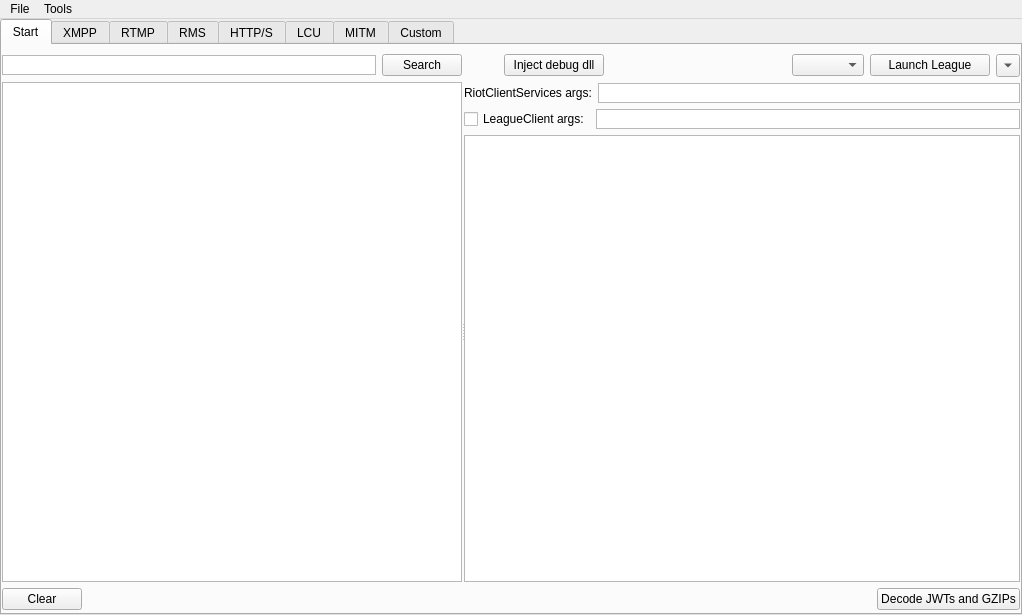
Qt form LeagueClientDebugger/LeagueClientDebugger.ui (KebsCS/LeagueClientDebugger) before a commit.
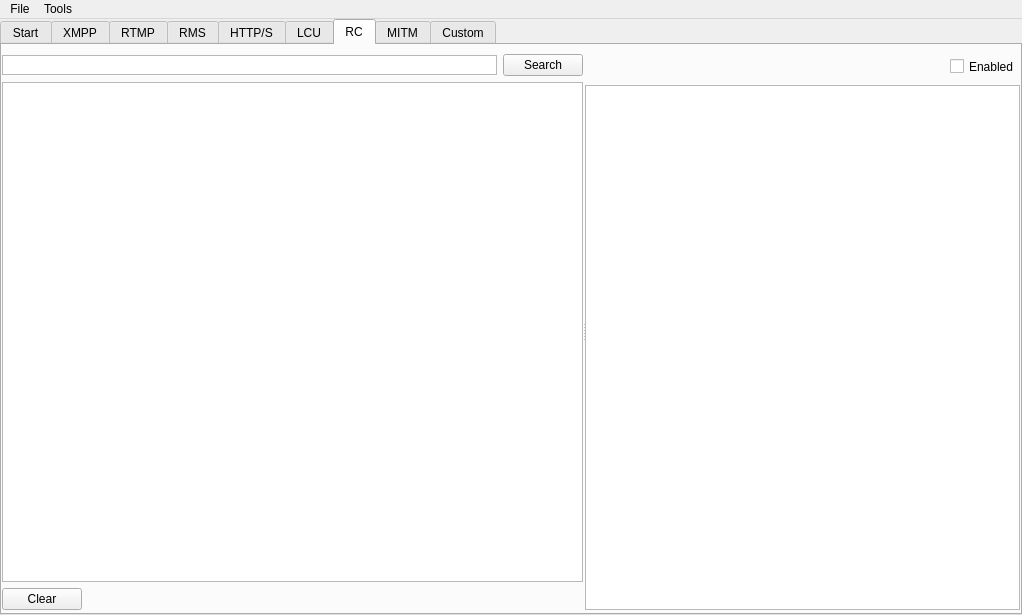
The same form after that commit. The open tabs and pages were chosen to show the change.

Commit message: riot client websocket, lor http proxies, bugfixes

```diff
--- a/LeagueClientDebugger/LeagueClientDebugger.ui
+++ b/LeagueClientDebugger/LeagueClientDebugger.ui
@@ -1465,6 +1465,190 @@
         </item>
        </layout>
       </widget>
+      <widget class="QWidget" name="tab_rc">
+       <attribute name="title">
+        <string>RC</string>
+       </attribute>
+       <layout class="QHBoxLayout" name="horizontalLayout_31" stretch="0">
+        <property name="spacing">
+         <number>6</number>
+        </property>
+        <property name="leftMargin">
+         <number>0</number>
+        </property>
+        <property name="topMargin">
+         <number>3</number>
+        </property>
+        <property name="rightMargin">
+         <number>0</number>
+        </property>
+        <property name="bottomMargin">
+         <number>0</number>
+        </property>
+        <item>
+         <widget class="QSplitter" name="rcSplitter">
+          <property name="orientation">
+           <enum>Qt::Horizontal</enum>
+          </property>
+          <property name="handleWidth">
+           <number>2</number>
+          </property>
+          <property name="childrenCollapsible">
+           <bool>false</bool>
+          </property>
+          <widget class="QWidget" name="verticalLayoutWidget_15">
+           <layout class="QVBoxLayout" name="verticalLayout_22">
+            <property name="leftMargin">
+             <number>0</number>
+            </property>
+            <property name="topMargin">
+             <number>6</number>
+            </property>
+            <property name="rightMargin">
+             <number>0</number>
+            </property>
+            <property name="bottomMargin">
+             <number>3</number>
+            </property>
+            <item>
+             <layout class="QHBoxLayout" name="horizontalLayout_37">
+              <item>
+               <widget class="QTextEdit" name="rcTextSearch">
+                <property name="sizePolicy">
+                 <sizepolicy hsizetype="Expanding" vsizetype="Minimum">
+                  <horstretch>0</horstretch>
+                  <verstretch>0</verstretch>
+                 </sizepolicy>
+                </property>
+                <property name="maximumSize">
+                 <size>
+                  <width>16777215</width>
+                  <height>20</height>
+                 </size>
+                </property>
+                <property name="inputMethodHints">
+                 <set>Qt::ImhNone</set>
+                </property>
+                <property name="verticalScrollBarPolicy">
+                 <enum>Qt::ScrollBarAlwaysOff</enum>
+                </property>
+                <property name="horizontalScrollBarPolicy">
+                 <enum>Qt::ScrollBarAlwaysOff</enum>
+                </property>
+                <property name="lineWrapMode">
+                 <enum>QTextEdit::NoWrap</enum>
+                </property>
+                <property name="acceptRichText">
+                 <bool>false</bool>
+                </property>
+               </widget>
+              </item>
+              <item>
+               <widget class="QPushButton" name="rcButtonSearch">
+                <property name="text">
+                 <string>Search</string>
+                </property>
+               </widget>
+              </item>
+             </layout>
+            </item>
+            <item>
+             <layout class="QHBoxLayout" name="horizontalLayout_38">
+              <item>
+               <widget class="QListWidget" name="rcList"/>
+              </item>
+             </layout>
+            </item>
+            <item>
+             <layout class="QHBoxLayout" name="horizontalLayout_35">
+              <item>
+               <widget class="QPushButton" name="rcButtonClear">
+                <property name="text">
+                 <string>Clear</string>
+                </property>
+               </widget>
+              </item>
+              <item>
+               <spacer name="horizontalSpacer_13">
+                <property name="orientation">
+                 <enum>Qt::Horizontal</enum>
+                </property>
+                <property name="sizeHint" stdset="0">
+                 <size>
+                  <width>40</width>
+                  <height>20</height>
+                 </size>
+                </property>
+               </spacer>
+              </item>
+             </layout>
+            </item>
+           </layout>
+          </widget>
+          <widget class="QWidget" name="verticalLayoutWidget_16">
+           <layout class="QVBoxLayout" name="verticalLayout_23">
+            <property name="leftMargin">
+             <number>0</number>
+            </property>
+            <property name="topMargin">
+             <number>6</number>
+            </property>
+            <property name="rightMargin">
+             <number>0</number>
+            </property>
+            <property name="bottomMargin">
+             <number>3</number>
+            </property>
+            <item>
+             <layout class="QVBoxLayout" name="verticalLayout_24">
+              <item>
+               <layout class="QHBoxLayout" name="horizontalLayout_34">
+                <item>
+                 <spacer name="horizontalSpacer_12">
+                  <property name="orientation">
+                   <enum>Qt::Horizontal</enum>
+                  </property>
+                  <property name="sizeHint" stdset="0">
+                   <size>
+                    <width>40</width>
+                    <height>20</height>
+                   </size>
+                  </property>
+                 </spacer>
+                </item>
+                <item>
+                 <widget class="QCheckBox" name="rcEnabled">
+                  <property name="minimumSize">
+                   <size>
+                    <width>0</width>
+                    <height>25</height>
+                   </size>
+                  </property>
+                  <property name="text">
+                   <string>Enabled</string>
+                  </property>
+                 </widget>
+                </item>
+               </layout>
+              </item>
+              <item>
+               <widget class="QTextEdit" name="rcView">
+                <property name="lineWrapMode">
+                 <enum>QTextEdit::NoWrap</enum>
+                </property>
+                <property name="acceptRichText">
+                 <bool>false</bool>
+                </property>
+               </widget>
+              </item>
+             </layout>
+            </item>
+           </layout>
+          </widget>
+         </widget>
+        </item>
+       </layout>
+      </widget>
       <widget class="QWidget" name="tab_mitm">
        <attribute name="title">
         <string>MITM</string>
```
The commit also changes 14 other files.
